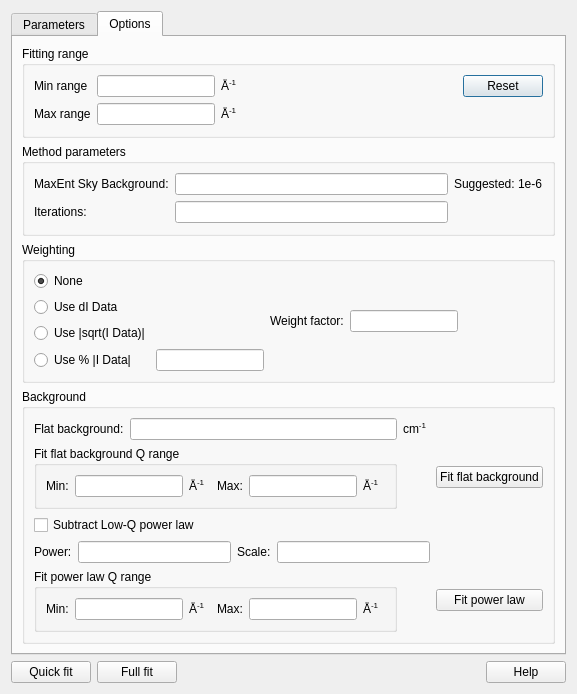
Qt form src/sas/qtgui/Perspectives/SizeDistribution/UI/SizeDistributionUI.ui (SasView/sasview) before a commit.
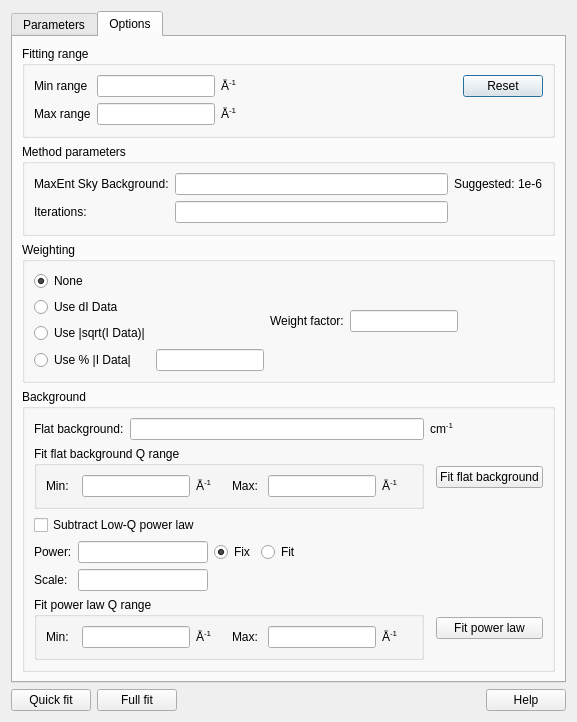
The same form after that commit. The open tabs and pages were chosen to show the change.

Commit message: add radio buttons for power fit vs fix

```diff
--- a/src/sas/qtgui/Perspectives/SizeDistribution/UI/SizeDistributionUI.ui
+++ b/src/sas/qtgui/Perspectives/SizeDistribution/UI/SizeDistributionUI.ui
@@ -607,7 +607,7 @@
           <item row="0" column="1">
            <widget class="QLineEdit" name="txtBackgd"/>
           </item>
-          <item row="0" column="2">
+          <item row="0" column="2" colspan="2">
            <widget class="QLabel" name="label_8">
             <property name="text">
              <string>&lt;html&gt;&lt;head/&gt;&lt;body&gt;&lt;p&gt;cm&lt;span style=&quot;
@@ -627,29 +627,66 @@
            </widget>
           </item>
           <item row="3" column="0" colspan="3">
-           <layout class="QHBoxLayout" name="horizontalLayout_6">
-            <item>
+           <layout class="QGridLayout" name="gridLayout_14">
+            <item row="0" column="0">
              <widget class="QLabel" name="lblPowerLowQ">
               <property name="text">
                <string>Power:</string>
               </property>
              </widget>
             </item>
-            <item>
+            <item row="0" column="1">
              <widget class="QLineEdit" name="txtPowerLowQ">
               <property name="toolTip">
                <string>Exponent to apply to the Power_law function.</string>
               </property>
              </widget>
             </item>
-            <item>
+            <item row="0" column="2">
+             <layout class="QHBoxLayout" name="horizontalLayout">
+              <item>
+               <widget class="QRadioButton" name="rbFixPower">
+                <property name="text">
+                 <string>Fix</string>
+                </property>
+                <property name="checked">
+                 <bool>true</bool>
+                </property>
+               </widget>
+              </item>
+              <item>
+               <widget class="QRadioButton" name="rbFitPower">
+                <property name="text">
+                 <string>Fit</string>
+                </property>
+               </widget>
+              </item>
+             </layout>
+            </item>
+            <item row="0" column="3">
+             <spacer name="horizontalSpacer">
+              <property name="orientation">
+               <enum>Qt::Horizontal</enum>
+              </property>
+              <property name="sizeType">
+               <enum>QSizePolicy::Expanding</enum>
+              </property>
+              <property name="sizeHint" stdset="0">
+               <size>
+                <width>100</width>
+                <height>20</height>
+               </size>
+              </property>
+             </spacer>
+            </item>
+            <item row="1" column="0">
              <widget class="QLabel" name="lblScaleLowQ">
               <property name="text">
                <string>Scale:</string>
               </property>
              </widget>
             </item>
-            <item>
+            <item row="1" column="1">
              <widget class="QLineEdit" name="txtScaleLowQ">
               <property name="toolTip">
                <string>Scale to apply to the Power_law function.</string>
```
